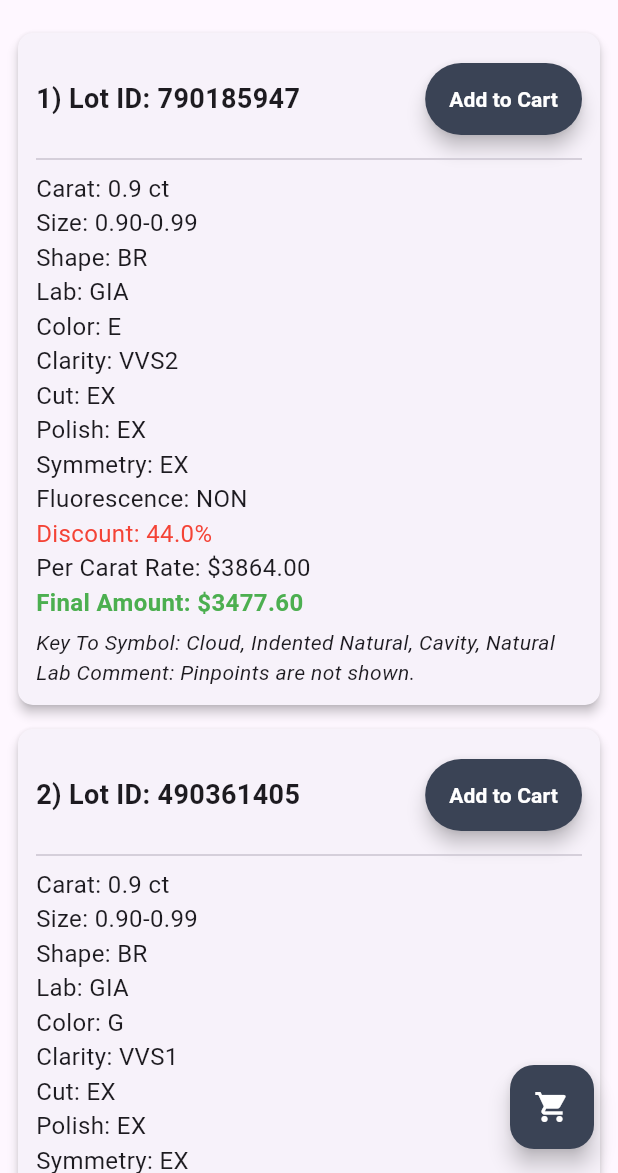
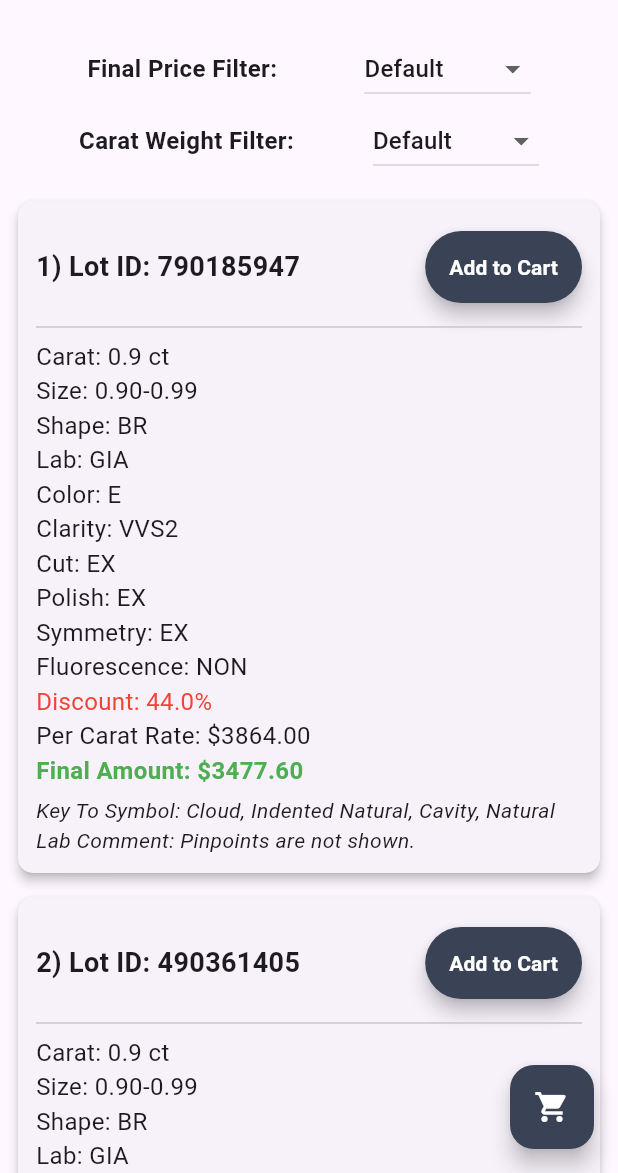
Before and after one commit to aunshpatel/diamond_selection_app, a Flutter app: the screen it shows after launch, after a tap on "Search", on a phone screen of 412 x 824 dp, the part 63-1236 px from its top. Run offline on Flutter 3.47's test engine with Material 3 defaults, Android fonts, the phone set to English and light mode, and no system bars; our stand-ins replace flutter_bloc, shared_preferences.

Commit message:
Add filter to sort the final price and carat weight

```diff
--- a/lib/blocs/diamond_bloc.dart
+++ b/lib/blocs/diamond_bloc.dart
@@ -15,30 +15,55 @@ class FilterDiamonds extends DiamondEvent {
   FilterDiamonds({this.minCarat, this.maxCarat, this.shape, this.lab, this.color, this.clarity});
 }
 
+class SortDiamonds extends DiamondEvent {
+  final String sortBy;
+  final bool? ascending;
+
+  SortDiamonds({required this.sortBy, this.ascending});
+}
+
 abstract class DiamondState {}
 
 class DiamondLoading extends DiamondState {}
 
 class DiamondLoaded extends DiamondState {
   final List<Diamond> diamonds;
-  DiamondLoaded(this.diamonds);
+  final List<Diamond> originalDiamonds;
+
+  DiamondLoaded(this.diamonds, this.originalDiamonds);
 }
 
 class DiamondBloc extends Bloc<DiamondEvent, DiamondState> {
-  DiamondBloc() : super(DiamondLoaded(diamondList)) {
+  DiamondBloc() : super(DiamondLoaded(diamondList, diamondList)) {
     on<FilterDiamonds>((event, emit) {
       emit(DiamondLoading());
 
       List<Diamond> filteredDiamonds = diamondList.where((d) {
         return (event.minCarat == null || d.carat >= event.minCarat!) &&
             (event.maxCarat == null || d.carat <= event.maxCarat!) &&
-            (event.shape == null || d.shape == event.shape) &&
-            (event.lab == null || d.lab == event.lab) &&
-            (event.color == null || d.color == event.color) &&
-            (event.clarity == null || d.clarity == event.clarity);
+            (event.shape == null || event.shape == "All" || d.shape == event.shape) &&
+            (event.lab == null || event.lab == "All" || d.lab == event.lab) &&
+            (event.color == null || event.color == "All" || d.color == event.color) &&
+            (event.clarity == null || event.clarity == "All" || d.clarity == event.clarity);
       }).toList();
 
-      emit(DiamondLoaded(filteredDiamonds));
+      emit(DiamondLoaded(filteredDiamonds, List.from(filteredDiamonds)));
+    });
+
+    on<SortDiamonds>((event, emit) {
+      if (state is DiamondLoaded) {
+        List<Diamond> sortedDiamonds = List.from((state as DiamondLoaded).originalDiamonds);
+
+        if (event.ascending != null) {
+          if (event.sortBy == "price") {
+            sortedDiamonds.sort((a, b) => event.ascending! ? a.finalAmount.compareTo(b.finalAmount) : b.finalAmount.compareTo(a.finalAmount));
+          } else if (event.sortBy == "carat") {
+            sortedDiamonds.sort((a, b) => event.ascending! ? a.carat.compareTo(b.carat) : b.carat.compareTo(a.carat));
+          }
+        }
+
+        emit(DiamondLoaded(sortedDiamonds, (state as DiamondLoaded).originalDiamonds));
+      }
     });
   }
 }
--- a/lib/screens/result_page.dart
+++ b/lib/screens/result_page.dart
@@ -13,12 +13,64 @@ class ResultPage extends StatefulWidget {
 }
 
 class _ResultPageState extends State<ResultPage> {
+  String _selectedPriceOrder = "Default";
+  String _selectedCaratOrder = "Default";
+
   @override
-
   Widget build(BuildContext context) {
     return Scaffold(
       appBar: AppBar(title: Text('Diamond Results')),
-      body: BlocBuilder<DiamondBloc, DiamondState>(
+      body: Column(
+        children: [
+          Padding(
+            padding: const EdgeInsets.all(8.0),
+            child: Column(
+              children: [
+                Row(
+                  mainAxisAlignment: MainAxisAlignment.spaceEvenly,
+                  children: [
+                    Text('Final Price Filter:', style: TextStyle(fontSize: 16, fontWeight: FontWeight.bold)),
+                    buildSortDropdown(_selectedPriceOrder, ["Default", "Low to High", "High to Low"],
+                      (value) {
+                        setState(() {
+                          _selectedPriceOrder = value;
+                        });
+
+                        context.read<DiamondBloc>().add(
+                          SortDiamonds(
+                            sortBy: "price",
+                            ascending: value == "Low to High" ? true : value == "High to Low" ? false : null,
+                          ),
+                        );
+                      },
+                    ),
+                  ],
+                ),
+                Row(
+                  mainAxisAlignment: MainAxisAlignment.spaceEvenly,
+                  children: [
+                    Text('Carat Weight Filter:', style: TextStyle(fontSize: 16, fontWeight: FontWeight.bold)),
+                    buildSortDropdown(_selectedCaratOrder, ["Default", "Low to High", "High to Low"],
+                      (value) {
+                        setState(() {
+                          _selectedCaratOrder = value;
+                        });
+
+                        context.read<DiamondBloc>().add(
+                          SortDiamonds(
+                            sortBy: "carat",
+                            ascending: value == "Low to High" ? true : value == "High to Low" ? false : null,
+                          ),
+                        );
+                      },
+                    ),
+                  ],
+                ),
+              ],
+            ),
+          ),
+          Expanded(
+            child: BlocBuilder<DiamondBloc, DiamondState>(
               builder: (context, state) {
                 if (state is DiamondLoading) {
                   return Center(child: CircularProgressIndicator());
@@ -46,30 +98,32 @@ class _ResultPageState extends State<ResultPage> {
                                 mainAxisAlignment: MainAxisAlignment.spaceBetween,
                                 children: [
                                   Flexible(
-                              child: Text("${index + 1}) Lot ID: ${diamond.lotID}", style: TextStyle(fontSize: 18, fontWeight: FontWeight.bold)),
+                                    child: Text(
+                                      "${index + 1}) Lot ID: ${diamond.lotID}",
+                                      style: TextStyle(fontSize: 18, fontWeight: FontWeight.bold),
+                                    ),
                                   ),
                                   Padding(
                                     padding: const EdgeInsets.symmetric(vertical: 8.0),
                                     child: Material(
-                                color:Color(0XFF3A4355),
+                                      color: Color(0XFF3A4355),
                                       elevation: 5.0,
                                       borderRadius: BorderRadius.circular(30.0),
                                       child: MaterialButton(
                                         onPressed: () {
                                           context.read<CartBloc>().add(AddToCart(diamond));
                                           ScaffoldMessenger.of(context).showSnackBar(
-                                        SnackBar(content: Text("${diamond.lotID} added to cart"))
+                                            SnackBar(content: Text("${diamond.lotID} added to cart")),
                                           );
                                         },
                                         minWidth: 50.0,
-                                  // height: 20.0,
                                         child: Text(
                                           'Add to Cart',
                                           style: const TextStyle(
                                             fontSize: 14,
                                             fontWeight: FontWeight.bold,
-                                      color: Colors.white
-                                    )
+                                            color: Colors.white,
+                                          ),
                                         ),
                                       ),
                                     ),
@@ -89,7 +143,10 @@ class _ResultPageState extends State<ResultPage> {
                               Text("Fluorescence: ${diamond.fluorescence}", style: TextStyle(fontSize: 16)),
                               Text("Discount: ${diamond.discount}%", style: TextStyle(fontSize: 16, color: Colors.red)),
                               Text("Per Carat Rate: \$${diamond.perCaratRate.toStringAsFixed(2)}", style: TextStyle(fontSize: 16)),
-                        Text("Final Amount: \$${diamond.finalAmount.toStringAsFixed(2)}", style: TextStyle(fontSize: 16, fontWeight: FontWeight.bold, color: Colors.green)),
+                              Text(
+                                "Final Amount: \$${diamond.finalAmount.toStringAsFixed(2)}",
+                                style: TextStyle(fontSize: 16, fontWeight: FontWeight.bold, color: Colors.green),
+                              ),
                               SizedBox(height: 5),
                               Text("Key To Symbol: ${diamond.keyToSymbol}", style: TextStyle(fontSize: 14, fontStyle: FontStyle.italic)),
                               Text("Lab Comment: ${diamond.labComment}", style: TextStyle(fontSize: 14, fontStyle: FontStyle.italic)),
@@ -104,6 +161,9 @@ class _ResultPageState extends State<ResultPage> {
                 }
               },
             ),
+          ),
+        ],
+      ),
       floatingActionButton: FloatingActionButton(
         onPressed: () {
           Navigator.push(
@@ -112,7 +172,24 @@ class _ResultPageState extends State<ResultPage> {
           );
         },
         backgroundColor: Color(0XFF3A4355),
-        child: const Icon(Icons.shopping_cart, color: Colors.white,),
+        child: const Icon(Icons.shopping_cart, color: Colors.white),
+      ),
+    );
+  }
+
+  /// Dropdown Builder Function
+  Widget buildSortDropdown(String selectedValue, List<String> options, Function(String) onChanged) {
+    return Padding(
+      padding: const EdgeInsets.only(left: 8.0),
+      child: DropdownButton<String>(
+        value: selectedValue,
+        onChanged: (value) => onChanged(value!),
+        items: options.map((label) {
+          return DropdownMenuItem(
+            value: label,
+            child: Text(label),
+          );
+        }).toList(),
       ),
     );
   }
```
Lines whose indentation alone changed are shown as unchanged.
